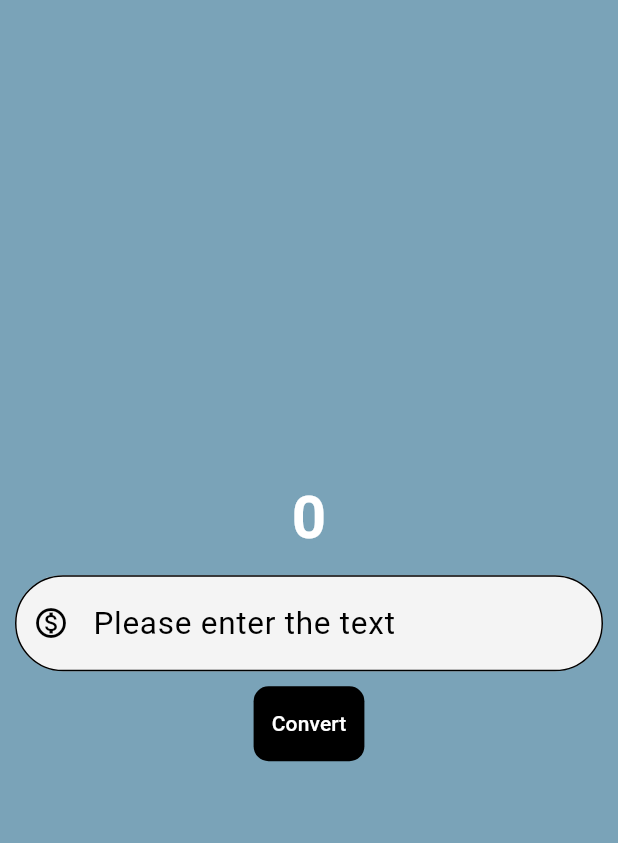
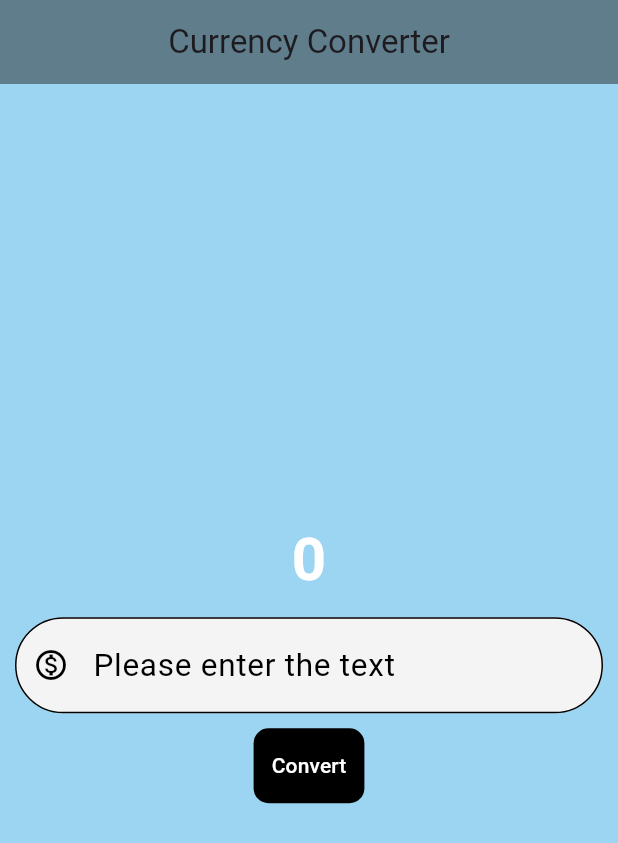
Before and after one commit to AS-DB/Flutter, a Flutter app: the screen it shows after launch, on a phone screen of 412 x 824 dp. Shown: the top 843 px of the screen. Run offline on Flutter 3.47's test engine with Material 3 defaults, Android fonts, the phone set to English and light mode, and no system bars.

Commit message:
UI part done for Currency Converter

```diff
--- a/currency_converter/lib/currency_converter_material_page.dart
+++ b/currency_converter/lib/currency_converter_material_page.dart
@@ -8,6 +8,7 @@ class CurrencyConverterMaterialPage extends StatelessWidget {
     final border = OutlineInputBorder(
       borderRadius: BorderRadius.all(Radius.circular(40)),
     );
+
     /*
     return MaterialApp(
       home: Scaffold(body: Center(child: Text("Hello"))),
@@ -143,9 +144,95 @@ class CurrencyConverterMaterialPage extends StatelessWidget {
     );
 */
 
-    ///padding or Cointainer
+    ///Adding Button and styling it
+
+    /*
     return Scaffold(
       backgroundColor: Color.fromARGB(255, 122, 163, 184),
+      body: Center(
+        child: Column(
+          mainAxisAlignment: MainAxisAlignment.center,
+          crossAxisAlignment: CrossAxisAlignment.center,
+          children: [
+            Text(
+              "0",
+              style: TextStyle(
+                fontSize: 40,
+                fontWeight: FontWeight.bold,
+                color: Color.fromARGB(255, 255, 255, 255),
+              ),
+            ),
+
+            //Padding
+            Container(
+              padding: const EdgeInsets.symmetric(horizontal: 10),
+              margin: const EdgeInsets.symmetric(vertical: 10),
+              child: TextField(
+                style: TextStyle(color: Color.fromARGB(255, 0, 0, 0)),
+                decoration: InputDecoration(
+                  /*label: Text(
+                    "Please Enter the Amount in USD",
+                    style: TextStyle(color: Colors.white),
+                  ),*/
+                  //labelText: "Please Enter the Amount in USD",
+                  //helpertext:"Please Enter the Amount in USD"
+                  hintText: "Please enter the text",
+                  hintStyle: TextStyle(
+                    fontSize: 21,
+                    color: Color.fromARGB(255, 0, 0, 0),
+                  ),
+                  prefixIcon: Icon(Icons.monetization_on_outlined),
+                  prefixIconColor: Color.fromARGB(
+                    255,
+                    0,
+                    0,
+                    0,
+                  ), //we have prefix , suffix and all here prefixIcon also
+                  filled: true,
+                  fillColor: Color.fromARGB(255, 244, 244, 244),
+                  focusedBorder: border,
+                  enabledBorder: border,
+                ),
+
+                keyboardType: TextInputType.numberWithOptions(
+                  decimal: true,
+                  signed: true,
+                ),
+              ),
+            ),
+
+            ///Adding button
+            TextButton(
+              onPressed: () {
+                debugPrint('Button is clicked');
+              },
+              child: Text("Convert"),
+              style: ButtonStyle(
+                backgroundColor: MaterialStatePropertyAll(Colors.black),
+                foregroundColor: MaterialStatePropertyAll(Colors.white),
+                fixedSize: MaterialStatePropertyAll(Size(double.infinity, 50)),
+                //shape: MaterialStatePropertyAll(CircleBorder()),
+                shape: MaterialStatePropertyAll(
+                  RoundedRectangleBorder(
+                    borderRadius: BorderRadius.circular(10),
+                  ),
+                ),
+              ),
+            ),
+          ],
+        ),
+      ),
+    ); */
+
+    ///Adding AppBar
+    return Scaffold(
+      backgroundColor: Color.fromARGB(255, 156, 213, 241),
+      appBar: AppBar(
+        backgroundColor: Colors.blueGrey,
+        elevation: 0,
+        title: Text("Currency Converter"),
+        centerTitle: true,
+      ),
       body: Center(
         child: Column(
           mainAxisAlignment: MainAxisAlignment.center,
```
